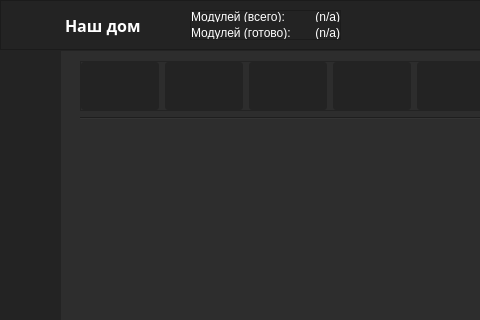
This is AsQammDekstopControl/ui/src/ui.ui in StarterCraft/Hyrex_AsQamm as Qt 5 draws it before an edit; both pictures show x 0 to 480 and y 0 to 320 of the 1000 by 480 pixel window. The edited form follows.
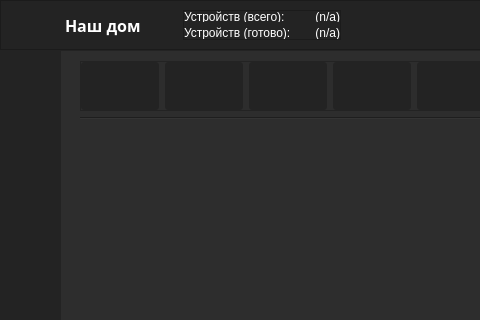
This is the edited form. The open tabs and pages were chosen to show the change. Icons and pictures are not drawn. Custom widgets are drawn as their Qt base class.

What changed in the file:
```diff
--- a/AsQammDekstopControl/ui/src/ui.ui
+++ b/AsQammDekstopControl/ui/src/ui.ui
@@ -5589,8 +5589,11 @@
                  <height>18</height>
                 </size>
                </property>
+               <property name="lineWidth">
+                <number>-1</number>
+               </property>
                <property name="text">
-                <string>Модулей (всего):</string>
+                <string>Устройств (всего):</string>
                </property>
               </widget>
              </item>
@@ -5607,7 +5610,7 @@
              <item row="1" column="0">
               <widget class="QLabel" name="lbl_ReadOnly2">
                <property name="text">
-                <string>Модулей (готово):</string>
+                <string>Устройств (готово):</string>
                </property>
               </widget>
              </item>
```
Left out of the diff: 6 changed lines with no effect on the pictures.
